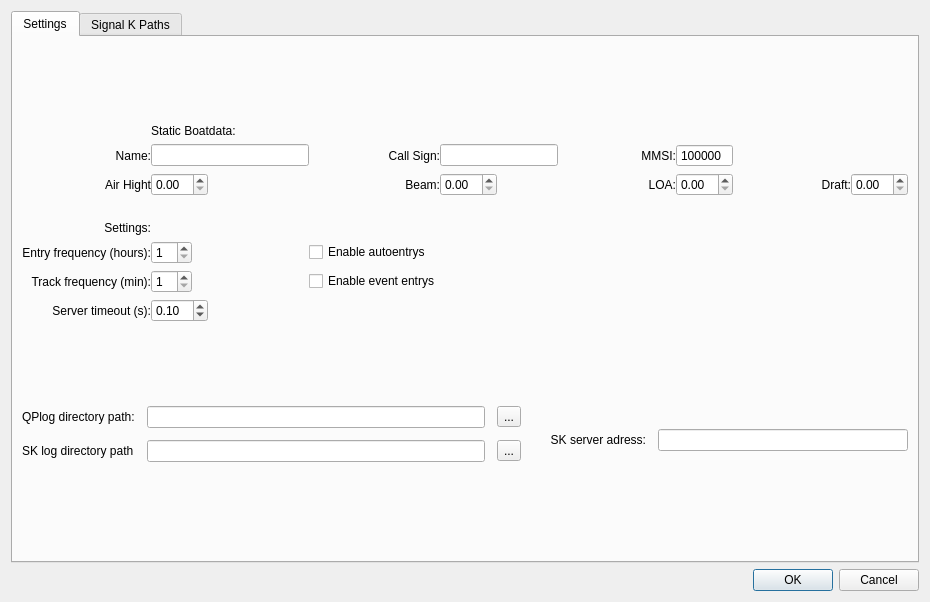
This is src/ui/Dialog_settings.ui in rodegerdts/QPlogbook as Qt 5 draws it before an edit. The edited form follows.
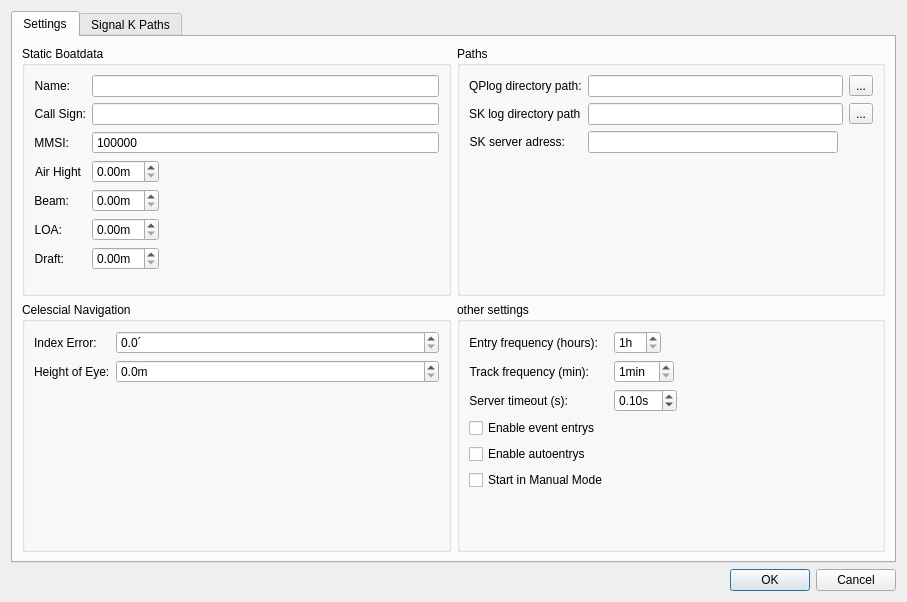
This is the edited form. Icons and pictures are not drawn.

Commit message: Added dead reconing dialog

```diff
--- a/src/ui/Dialog_settings.ui
+++ b/src/ui/Dialog_settings.ui
@@ -6,15 +6,25 @@
    <rect>
     <x>0</x>
     <y>0</y>
-    <width>930</width>
+    <width>907</width>
     <height>602</height>
    </rect>
   </property>
   <property name="windowTitle">
    <string>Dialog</string>
   </property>
-  <layout class="QVBoxLayout" name="verticalLayout">
-   <item>
+  <layout class="QGridLayout" name="gridLayout_2">
+   <item row="2" column="0">
+    <widget class="QDialogButtonBox" name="buttonBox">
+     <property name="orientation">
+      <enum>Qt::Orientation::Horizontal</enum>
+     </property>
+     <property name="standardButtons">
+      <set>QDialogButtonBox::StandardButton::Cancel|QDialogButtonBox::StandardButton::Ok</set>
+     </property>
+    </widget>
+   </item>
+   <item row="0" column="0">
     <widget class="QTabWidget" name="tabWidget">
      <property name="toolTip">
       <string/>
@@ -31,42 +41,50 @@
       </attribute>
       <layout class="QVBoxLayout" name="verticalLayout_3">
        <item>
-        <layout class="QGridLayout" name="gridLayout_2" columnstretch="3,4,3,3,3,4,3,3">
-         <property name="sizeConstraint">
-          <enum>QLayout::SizeConstraint::SetDefaultConstraint</enum>
-         </property>
-         <property name="rightMargin">
-          <number>0</number>
-         </property>
-         <property name="bottomMargin">
-          <number>0</number>
-         </property>
-         <property name="horizontalSpacing">
-          <number>0</number>
-         </property>
-         <item row="5" column="0">
-          <widget class="QLabel" name="label_31">
-           <property name="sizePolicy">
-            <sizepolicy hsizetype="Preferred" vsizetype="Fixed">
-             <horstretch>0</horstretch>
-             <verstretch>0</verstretch>
-            </sizepolicy>
-           </property>
-           <property name="maximumSize">
-            <size>
-             <width>16777215</width>
-             <height>40</height>
-            </size>
-           </property>
+        <layout class="QGridLayout" name="gridLayout_3">
+         <item row="0" column="1">
+          <widget class="QGroupBox" name="groupBox">
+           <property name="title">
+            <string>Static Boatdata</string>
+           </property>
+           <layout class="QFormLayout" name="formLayout_2">
+            <item row="0" column="0">
+             <widget class="QLabel" name="label_19">
+              <property name="text">
+               <string>Name:</string>
+              </property>
+              <property name="alignment">
+               <set>Qt::AlignmentFlag::AlignRight|Qt::AlignmentFlag::AlignTrailing|Qt::AlignmentFlag::AlignVCenter</set>
+              </property>
+             </widget>
+            </item>
+            <item row="0" column="1">
+             <widget class="QLineEdit" name="lineEdit_name"/>
+            </item>
+            <item row="1" column="0">
+             <widget class="QLabel" name="label_20">
+              <property name="text">
+               <string>Call Sign:</string>
+              </property>
+              <property name="alignment">
+               <set>Qt::AlignmentFlag::AlignRight|Qt::AlignmentFlag::AlignTrailing|Qt::AlignmentFlag::AlignVCenter</set>
+              </property>
+             </widget>
+            </item>
+            <item row="1" column="1">
+             <widget class="QLineEdit" name="lineEdit_call_sign"/>
+            </item>
+            <item row="2" column="0">
+             <widget class="QLabel" name="label_24">
            <property name="text">
-            <string>Track frequency (min):</string>
+               <string>MMSI:</string>
            </property>
            <property name="alignment">
             <set>Qt::AlignmentFlag::AlignRight|Qt::AlignmentFlag::AlignTrailing|Qt::AlignmentFlag::AlignVCenter</set>
            </property>
           </widget>
          </item>
-         <item row="1" column="5">
+            <item row="2" column="1">
           <widget class="QSpinBox" name="spinBox_mmsi">
            <property name="buttonSymbols">
             <enum>QAbstractSpinBox::ButtonSymbols::NoButtons</enum>
@@ -82,46 +100,7 @@
            </property>
           </widget>
          </item>
-         <item row="4" column="2">
-          <widget class="QCheckBox" name="checkBox_autoentry">
-           <property name="toolTip">
-            <string>Enable autoentrys at startup</string>
-           </property>
-           <property name="toolTipDuration">
-            <number>1500</number>
-           </property>
-           <property name="text">
-            <string>Enable autoentrys </string>
-           </property>
-          </widget>
-         </item>
-         <item row="2" column="4">
-          <widget class="QLabel" name="label_25">
-           <property name="text">
-            <string>LOA:</string>
-           </property>
-           <property name="alignment">
-            <set>Qt::AlignmentFlag::AlignRight|Qt::AlignmentFlag::AlignTrailing|Qt::AlignmentFlag::AlignVCenter</set>
-           </property>
-          </widget>
-         </item>
-         <item row="6" column="1">
-          <widget class="QDoubleSpinBox" name="doubleSpinBox_timeout">
-           <property name="sizePolicy">
-            <sizepolicy hsizetype="Fixed" vsizetype="Fixed">
-             <horstretch>0</horstretch>
-             <verstretch>0</verstretch>
-            </sizepolicy>
-           </property>
-           <property name="singleStep">
-            <double>0.010000000000000</double>
-           </property>
-           <property name="value">
-            <double>0.100000000000000</double>
-           </property>
-          </widget>
-         </item>
-         <item row="2" column="0">
+            <item row="3" column="0">
           <widget class="QLabel" name="label_27">
            <property name="text">
             <string>Air Hight</string>
@@ -131,72 +110,7 @@
            </property>
           </widget>
          </item>
-         <item row="2" column="5">
-          <widget class="QDoubleSpinBox" name="doubleSpinBox_loa">
-           <property name="sizePolicy">
-            <sizepolicy hsizetype="Fixed" vsizetype="Fixed">
-             <horstretch>0</horstretch>
-             <verstretch>0</verstretch>
-            </sizepolicy>
-           </property>
-          </widget>
-         </item>
-         <item row="1" column="0">
-          <widget class="QLabel" name="label_19">
-           <property name="text">
-            <string>Name:</string>
-           </property>
-           <property name="alignment">
-            <set>Qt::AlignmentFlag::AlignRight|Qt::AlignmentFlag::AlignTrailing|Qt::AlignmentFlag::AlignVCenter</set>
-           </property>
-          </widget>
-         </item>
-         <item row="2" column="7">
-          <widget class="QDoubleSpinBox" name="doubleSpinBox_draft">
-           <property name="sizePolicy">
-            <sizepolicy hsizetype="Fixed" vsizetype="Fixed">
-             <horstretch>0</horstretch>
-             <verstretch>0</verstretch>
-            </sizepolicy>
-           </property>
-          </widget>
-         </item>
-         <item row="3" column="0">
-          <widget class="QLabel" name="label_21">
-           <property name="sizePolicy">
-            <sizepolicy hsizetype="Preferred" vsizetype="Fixed">
-             <horstretch>0</horstretch>
-             <verstretch>0</verstretch>
-            </sizepolicy>
-           </property>
-           <property name="maximumSize">
-            <size>
-             <width>16777215</width>
-             <height>40</height>
-            </size>
-           </property>
-           <property name="text">
-            <string>Settings:</string>
-           </property>
-           <property name="alignment">
-            <set>Qt::AlignmentFlag::AlignBottom|Qt::AlignmentFlag::AlignRight|Qt::AlignmentFlag::AlignTrailing</set>
-           </property>
-          </widget>
-         </item>
-         <item row="0" column="1">
-          <widget class="QLabel" name="label_30">
-           <property name="sizePolicy">
-            <sizepolicy hsizetype="Fixed" vsizetype="Fixed">
-             <horstretch>0</horstretch>
-             <verstretch>0</verstretch>
-            </sizepolicy>
-           </property>
-           <property name="text">
-            <string>Static Boatdata:</string>
-           </property>
-          </widget>
-         </item>
-         <item row="2" column="1">
+            <item row="3" column="1">
           <widget class="QDoubleSpinBox" name="doubleSpinBox_hight">
            <property name="sizePolicy">
             <sizepolicy hsizetype="Fixed" vsizetype="Fixed">
@@ -204,22 +118,22 @@
              <verstretch>0</verstretch>
             </sizepolicy>
            </property>
-          </widget>
-         </item>
-         <item row="5" column="2">
-          <widget class="QCheckBox" name="checkBox_evententrys">
-           <property name="toolTip">
-            <string>Enable tracking at startup</string>
-           </property>
-           <property name="toolTipDuration">
-            <number>1500</number>
-           </property>
+              <property name="suffix">
+               <string>m</string>
+              </property>
+             </widget>
+            </item>
+            <item row="4" column="0">
+             <widget class="QLabel" name="label_28">
            <property name="text">
-            <string>Enable event entrys</string>
+               <string>Beam:</string>
+              </property>
+              <property name="alignment">
+               <set>Qt::AlignmentFlag::AlignRight|Qt::AlignmentFlag::AlignTrailing|Qt::AlignmentFlag::AlignVCenter</set>
            </property>
           </widget>
          </item>
-         <item row="2" column="3">
+            <item row="4" column="1">
           <widget class="QDoubleSpinBox" name="doubleSpinBox_beam">
            <property name="sizePolicy">
             <sizepolicy hsizetype="Fixed" vsizetype="Fixed">
@@ -227,51 +141,35 @@
              <verstretch>0</verstretch>
             </sizepolicy>
            </property>
-          </widget>
-         </item>
-         <item row="4" column="0">
-          <widget class="QLabel" name="label_29">
+              <property name="suffix">
+               <string>m</string>
+              </property>
+             </widget>
+            </item>
+            <item row="5" column="0">
+             <widget class="QLabel" name="label_25">
+              <property name="text">
+               <string>LOA:</string>
+              </property>
+              <property name="alignment">
+               <set>Qt::AlignmentFlag::AlignRight|Qt::AlignmentFlag::AlignTrailing|Qt::AlignmentFlag::AlignVCenter</set>
+              </property>
+             </widget>
+            </item>
+            <item row="5" column="1">
+             <widget class="QDoubleSpinBox" name="doubleSpinBox_loa">
            <property name="sizePolicy">
-            <sizepolicy hsizetype="Preferred" vsizetype="Fixed">
+               <sizepolicy hsizetype="Fixed" vsizetype="Fixed">
              <horstretch>0</horstretch>
              <verstretch>0</verstretch>
             </sizepolicy>
            </property>
-           <property name="maximumSize">
-            <size>
-             <width>16777215</width>
-             <height>40</height>
-            </size>
-           </property>
-           <property name="text">
-            <string>Entry frequency (hours):</string>
-           </property>
-           <property name="alignment">
-            <set>Qt::AlignmentFlag::AlignRight|Qt::AlignmentFlag::AlignTrailing|Qt::AlignmentFlag::AlignVCenter</set>
-           </property>
-          </widget>
-         </item>
-         <item row="1" column="2">
-          <widget class="QLabel" name="label_20">
-           <property name="text">
-            <string>Call Sign:</string>
-           </property>
-           <property name="alignment">
-            <set>Qt::AlignmentFlag::AlignRight|Qt::AlignmentFlag::AlignTrailing|Qt::AlignmentFlag::AlignVCenter</set>
-           </property>
-          </widget>
-         </item>
-         <item row="1" column="4">
-          <widget class="QLabel" name="label_24">
-           <property name="text">
-            <string>MMSI:</string>
-           </property>
-           <property name="alignment">
-            <set>Qt::AlignmentFlag::AlignRight|Qt::AlignmentFlag::AlignTrailing|Qt::AlignmentFlag::AlignVCenter</set>
-           </property>
-          </widget>
-         </item>
-         <item row="2" column="6">
+              <property name="suffix">
+               <string>m</string>
+              </property>
+             </widget>
+            </item>
+            <item row="6" column="0">
           <widget class="QLabel" name="label_26">
            <property name="text">
             <string>Draft:</string>
@@ -281,8 +179,30 @@
            </property>
           </widget>
          </item>
-         <item row="6" column="0">
-          <widget class="QLabel" name="label_32">
+            <item row="6" column="1">
+             <widget class="QDoubleSpinBox" name="doubleSpinBox_draft">
+              <property name="sizePolicy">
+               <sizepolicy hsizetype="Fixed" vsizetype="Fixed">
+                <horstretch>0</horstretch>
+                <verstretch>0</verstretch>
+               </sizepolicy>
+              </property>
+              <property name="suffix">
+               <string>m</string>
+              </property>
+             </widget>
+            </item>
+           </layout>
+          </widget>
+         </item>
+         <item row="1" column="2">
+          <widget class="QGroupBox" name="groupBox_3">
+           <property name="title">
+            <string>other settings</string>
+           </property>
+           <layout class="QFormLayout" name="formLayout">
+            <item row="1" column="0">
+             <widget class="QLabel" name="label_29">
            <property name="sizePolicy">
             <sizepolicy hsizetype="Preferred" vsizetype="Fixed">
              <horstretch>0</horstretch>
@@ -296,7 +216,7 @@
             </size>
            </property>
            <property name="text">
-            <string>Server timeout (s):</string>
+               <string>Entry frequency (hours):</string>
            </property>
            <property name="alignment">
             <set>Qt::AlignmentFlag::AlignRight|Qt::AlignmentFlag::AlignTrailing|Qt::AlignmentFlag::AlignVCenter</set>
@@ -304,22 +224,6 @@
           </widget>
          </item>
          <item row="1" column="1">
-          <widget class="QLineEdit" name="lineEdit_name"/>
-         </item>
-         <item row="1" column="3">
-          <widget class="QLineEdit" name="lineEdit_call_sign"/>
-         </item>
-         <item row="2" column="2">
-          <widget class="QLabel" name="label_28">
-           <property name="text">
-            <string>Beam:</string>
-           </property>
-           <property name="alignment">
-            <set>Qt::AlignmentFlag::AlignRight|Qt::AlignmentFlag::AlignTrailing|Qt::AlignmentFlag::AlignVCenter</set>
-           </property>
-          </widget>
-         </item>
-         <item row="4" column="1">
           <widget class="QSpinBox" name="spinBox_update_interv">
            <property name="sizePolicy">
             <sizepolicy hsizetype="Fixed" vsizetype="Fixed">
@@ -330,6 +234,9 @@
            <property name="toolTip">
             <string>&lt;html&gt;&lt;head/&gt;&lt;body&gt;&lt;p&gt;This is multibles of hours of the day, not a real interval.&lt;/p&gt;&lt;p&gt;recomended values are 1, 2, 3, 4, 6, 8, 12 and 24&lt;/p&gt;&lt;/body&gt;&lt;/html&gt;</string>
            </property>
+              <property name="suffix">
+               <string>h</string>
+              </property>
            <property name="minimum">
             <number>1</number>
            </property>
@@ -341,7 +248,29 @@
            </property>
           </widget>
          </item>
-         <item row="5" column="1">
+            <item row="2" column="0">
+             <widget class="QLabel" name="label_31">
+              <property name="sizePolicy">
+               <sizepolicy hsizetype="Preferred" vsizetype="Fixed">
+                <horstretch>0</horstretch>
+                <verstretch>0</verstretch>
+               </sizepolicy>
+              </property>
+              <property name="maximumSize">
+               <size>
+                <width>16777215</width>
+                <height>40</height>
+               </size>
+              </property>
+              <property name="text">
+               <string>Track frequency (min):</string>
+              </property>
+              <property name="alignment">
+               <set>Qt::AlignmentFlag::AlignRight|Qt::AlignmentFlag::AlignTrailing|Qt::AlignmentFlag::AlignVCenter</set>
+              </property>
+             </widget>
+            </item>
+            <item row="2" column="1">
           <widget class="QSpinBox" name="spinBox_track_interv">
            <property name="sizePolicy">
             <sizepolicy hsizetype="Fixed" vsizetype="Fixed">
@@ -349,6 +278,9 @@
              <verstretch>0</verstretch>
             </sizepolicy>
            </property>
+              <property name="suffix">
+               <string>min</string>
+              </property>
            <property name="minimum">
             <number>1</number>
            </property>
@@ -357,32 +289,99 @@
            </property>
           </widget>
          </item>
-        </layout>
-       </item>
-       <item>
-        <layout class="QHBoxLayout" name="horizontalLayout">
-         <property name="spacing">
-          <number>12</number>
-         </property>
-         <property name="leftMargin">
-          <number>0</number>
-         </property>
-         <item>
-          <layout class="QGridLayout" name="gridLayout_3">
-           <property name="rightMargin">
-            <number>17</number>
-           </property>
-           <property name="bottomMargin">
-            <number>12</number>
-           </property>
-           <item row="1" column="0">
+            <item row="3" column="0">
+             <widget class="QLabel" name="label_32">
+              <property name="sizePolicy">
+               <sizepolicy hsizetype="Preferred" vsizetype="Fixed">
+                <horstretch>0</horstretch>
+                <verstretch>0</verstretch>
+               </sizepolicy>
+              </property>
+              <property name="maximumSize">
+               <size>
+                <width>16777215</width>
+                <height>40</height>
+               </size>
+              </property>
+              <property name="text">
+               <string>Server timeout (s):</string>
+              </property>
+              <property name="alignment">
+               <set>Qt::AlignmentFlag::AlignRight|Qt::AlignmentFlag::AlignTrailing|Qt::AlignmentFlag::AlignVCenter</set>
+              </property>
+             </widget>
+            </item>
+            <item row="3" column="1">
+             <widget class="QDoubleSpinBox" name="doubleSpinBox_timeout">
+              <property name="sizePolicy">
+               <sizepolicy hsizetype="Fixed" vsizetype="Fixed">
+                <horstretch>0</horstretch>
+                <verstretch>0</verstretch>
+               </sizepolicy>
+              </property>
+              <property name="suffix">
+               <string>s</string>
+              </property>
+              <property name="singleStep">
+               <double>0.010000000000000</double>
+              </property>
+              <property name="value">
+               <double>0.100000000000000</double>
+              </property>
+             </widget>
+            </item>
+            <item row="5" column="0">
+             <widget class="QCheckBox" name="checkBox_autoentry">
+              <property name="toolTip">
+               <string>Enable autoentrys at startup</string>
+              </property>
+              <property name="toolTipDuration">
+               <number>1500</number>
+              </property>
+              <property name="text">
+               <string>Enable autoentrys </string>
+              </property>
+             </widget>
+            </item>
+            <item row="4" column="0">
+             <widget class="QCheckBox" name="checkBox_evententrys">
+              <property name="toolTip">
+               <string>Enable tracking at startup</string>
+              </property>
+              <property name="toolTipDuration">
+               <number>1500</number>
+              </property>
+              <property name="text">
+               <string>Enable event entrys</string>
+              </property>
+             </widget>
+            </item>
+            <item row="6" column="0">
+             <widget class="QCheckBox" name="checkBox_manualmode">
+              <property name="text">
+               <string>Start in Manual Mode</string>
+              </property>
+             </widget>
+            </item>
+           </layout>
+          </widget>
+         </item>
+         <item row="0" column="2">
+          <widget class="QGroupBox" name="groupBox_2">
+           <property name="title">
+            <string>Paths</string>
+           </property>
+           <layout class="QFormLayout" name="formLayout_3">
+            <item row="0" column="0">
             <widget class="QLabel" name="label_22">
              <property name="text">
               <string>QPlog directory path:</string>
              </property>
             </widget>
            </item>
-           <item row="1" column="1">
+            <item row="0" column="1">
+             <layout class="QHBoxLayout" name="horizontalLayout_2">
+              <item>
             <widget class="QLineEdit" name="lineEdit_qplog_dir">
              <property name="minimumSize">
               <size>
@@ -392,17 +391,7 @@
              </property>
             </widget>
            </item>
-           <item row="4" column="1">
-            <widget class="QLineEdit" name="lineEdit_sklog_dir">
-             <property name="minimumSize">
-              <size>
-               <width>250</width>
-               <height>0</height>
-              </size>
-             </property>
-            </widget>
-           </item>
-           <item row="1" column="2">
+              <item>
             <widget class="QToolButton" name="qplPathButton">
              <property name="text">
               <string>...</string>
@@ -414,28 +403,42 @@
              </property>
             </widget>
            </item>
-           <item row="4" column="2">
-            <widget class="QToolButton" name="sklPathButton">
-             <property name="text">
-              <string>...</string>
-             </property>
-             <property name="icon">
-              <iconset>
-               <normalon>:/icons/SVG/document-open.svg</normalon>
-              </iconset>
-             </property>
-            </widget>
-           </item>
-           <item row="4" column="0">
+             </layout>
+            </item>
+            <item row="1" column="0">
             <widget class="QLabel" name="label_23">
              <property name="text">
               <string>SK log directory path</string>
              </property>
             </widget>
            </item>
-          </layout>
-         </item>
-         <item>
+            <item row="1" column="1">
+             <layout class="QHBoxLayout" name="horizontalLayout_3">
+              <item>
+               <widget class="QLineEdit" name="lineEdit_sklog_dir">
+                <property name="minimumSize">
+                 <size>
+                  <width>250</width>
+                  <height>0</height>
+                 </size>
+                </property>
+               </widget>
+              </item>
+              <item>
+               <widget class="QToolButton" name="sklPathButton">
+                <property name="text">
+                 <string>...</string>
+                </property>
+                <property name="icon">
+                 <iconset>
+                  <normalon>:/icons/SVG/document-open.svg</normalon>
+                 </iconset>
+                </property>
+               </widget>
+              </item>
+             </layout>
+            </item>
+            <item row="2" column="0">
           <widget class="QLabel" name="label_33">
            <property name="sizePolicy">
             <sizepolicy hsizetype="Preferred" vsizetype="Fixed">
@@ -457,7 +460,7 @@
            </property>
           </widget>
          </item>
-         <item>
+            <item row="2" column="1">
           <widget class="QLineEdit" name="lineEdit_server">
            <property name="enabled">
             <bool>true</bool>
@@ -485,8 +488,63 @@
            </property>
           </widget>
          </item>
-         <item>
-          <layout class="QFormLayout" name="formLayout"/>
+           </layout>
+          </widget>
+         </item>
+         <item row="1" column="1">
+          <widget class="QGroupBox" name="groupBox_4">
+           <property name="title">
+            <string>Celescial Navigation</string>
+           </property>
+           <layout class="QFormLayout" name="formLayout_4">
+            <item row="0" column="0">
+             <widget class="QLabel" name="label_21">
+              <property name="text">
+               <string>Index Error:</string>
+              </property>
+             </widget>
+            </item>
+            <item row="0" column="1">
+             <widget class="QDoubleSpinBox" name="doubleSpinBox_indexerror">
+              <property name="suffix">
+               <string>´</string>
+              </property>
+              <property name="decimals">
+               <number>1</number>
+              </property>
+              <property name="maximum">
+               <double>98.000000000000000</double>
+              </property>
+              <property name="singleStep">
+               <double>0.100000000000000</double>
+              </property>
+             </widget>
+            </item>
+            <item row="1" column="0">
+             <widget class="QLabel" name="label_30">
+              <property name="text">
+               <string>Height of Eye:</string>
+              </property>
+             </widget>
+            </item>
+            <item row="1" column="1">
+             <widget class="QDoubleSpinBox" name="doubleSpinBox_hoe">
+              <property name="suffix">
+               <string>m</string>
+              </property>
+              <property name="decimals">
+               <number>1</number>
+              </property>
+              <property name="maximum">
+               <double>99.000000000000000</double>
+              </property>
+              <property name="singleStep">
+               <double>0.100000000000000</double>
+              </property>
+             </widget>
+            </item>
+           </layout>
+          </widget>
          </item>
         </layout>
        </item>
@@ -1012,16 +1070,6 @@
      </widget>
     </widget>
    </item>
-   <item>
-    <widget class="QDialogButtonBox" name="buttonBox">
-     <property name="orientation">
-      <enum>Qt::Orientation::Horizontal</enum>
-     </property>
-     <property name="standardButtons">
-      <set>QDialogButtonBox::StandardButton::Cancel|QDialogButtonBox::StandardButton::Ok</set>
-     </property>
-    </widget>
-   </item>
   </layout>
  </widget>
  <resources>
```
Lines whose indentation alone changed are shown as unchanged. The commit also changes 12 other files.
